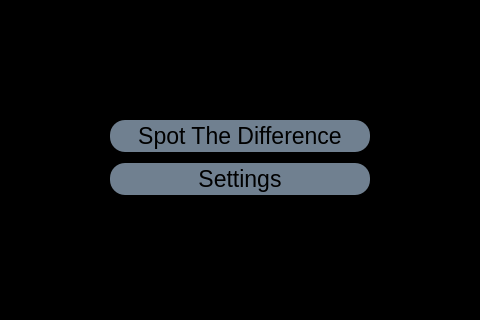
Old version of the form ACES.ui in the repository gct0005/ACES; both pictures show x 410 to 890 and y 400 to 720 of the 1300 by 720 pixel window.
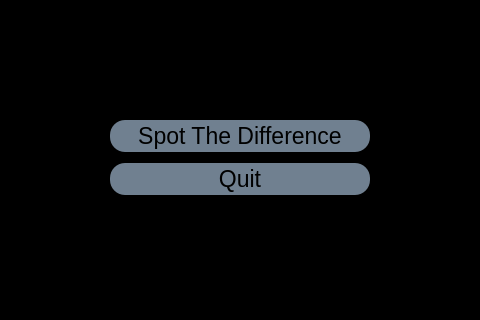
New version of the form.

The edit to the form file:
```diff
--- a/ACES.ui
+++ b/ACES.ui
@@ -193,7 +193,7 @@
            </widget>
           </item>
           <item alignment="Qt::AlignHCenter|Qt::AlignVCenter">
-           <widget class="QPushButton" name="settingsButton">
+           <widget class="QPushButton" name="quitButton">
             <property name="sizePolicy">
              <sizepolicy hsizetype="Minimum" vsizetype="Minimum">
               <horstretch>0</horstretch>
@@ -218,13 +218,13 @@
              </font>
             </property>
             <property name="styleSheet">
-             <string notr="true">QPushButton#settingsButton { 
+             <string notr="true">QPushButton#quitButton { 
 	background-color: slategrey; 
 	border-radius: 15px;
 	color: black; 
 }
 
-QPushButton#settingsButton:hover { 
+QPushButton#quitButton:hover { 
 	background-color: rgb(142, 158, 174); 
 	border-radius: 15px;
 	border: 2px solid slategrey;
@@ -233,7 +233,7 @@
 </string>
             </property>
             <property name="text">
-             <string>Settings</string>
+             <string>Quit</string>
             </property>
            </widget>
           </item>
```
